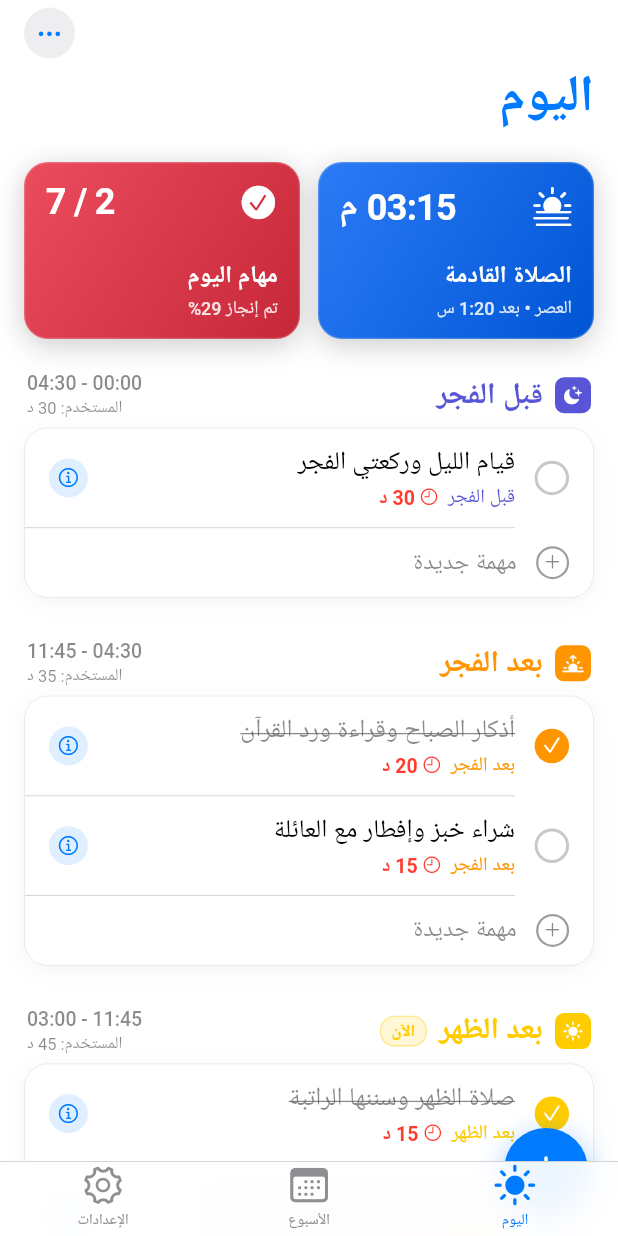
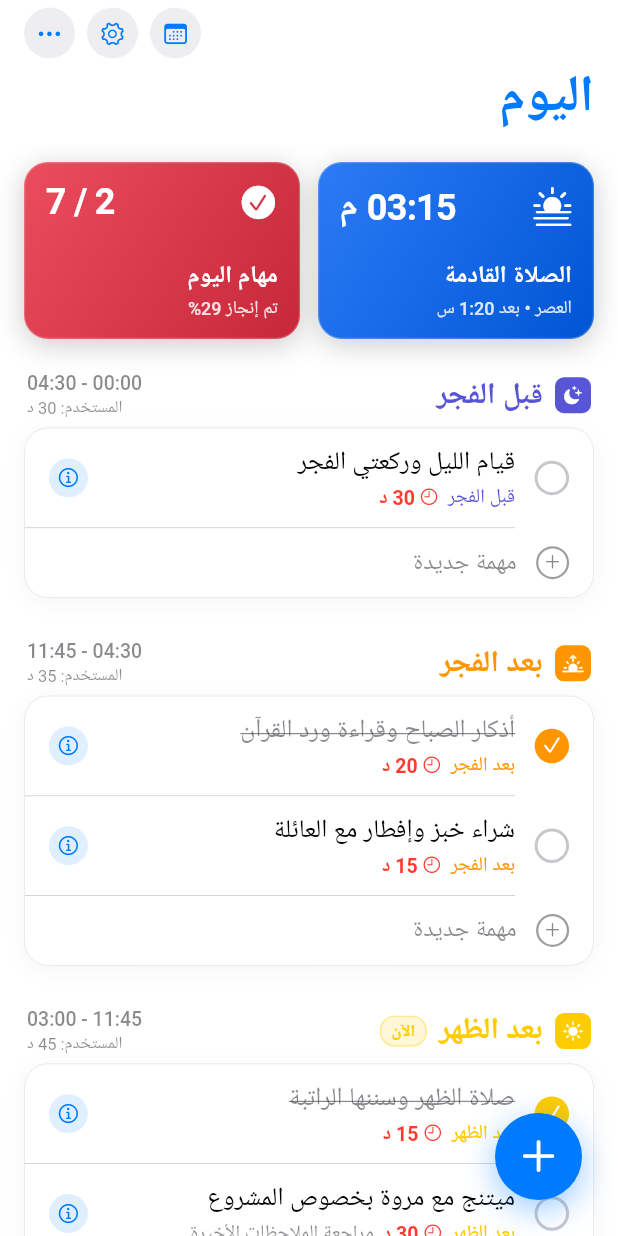
Before and after one commit to ajyahia/dayaround, a Flutter app: the screen it shows after launch, on a phone screen of 412 x 824 dp. Run offline on Flutter 3.47's test engine with Material 3 defaults, Android fonts, the phone set to English and light mode, and no system bars; our stand-ins replace flutter_riverpod, google_fonts, shared_preferences.

Commit message:
Remove obsolete bottom tab bar, place quick nav buttons in top bar, and free floating action button

```diff
--- a/lib/features/home/presentation/home_scaffold.dart
+++ b/lib/features/home/presentation/home_scaffold.dart
@@ -1,66 +1,12 @@
 import 'package:flutter/cupertino.dart';
-import 'package:jimy/features/settings/presentation/settings_screen.dart';
 import 'package:jimy/features/today/presentation/today_screen.dart';
-import 'package:jimy/features/week/presentation/week_screen.dart';
-import 'package:jimy/l10n/app_localizations.dart';
 
+/// Clean Apple Reminders root scaffold without obsolete bottom tab bar.
 class HomeScaffold extends StatelessWidget {
   const HomeScaffold({super.key});
 
   @override
   Widget build(BuildContext context) {
-    final l10n = AppLocalizations.of(context)!;
-    final tabBarBg = CupertinoColors.systemBackground.resolveFrom(context).withValues(alpha: 0.92);
-
-    return CupertinoTabScaffold(
-      tabBar: CupertinoTabBar(
-        backgroundColor: tabBarBg,
-        activeColor: CupertinoColors.systemBlue,
-        inactiveColor: CupertinoColors.systemGrey,
-        border: Border(
-          top: BorderSide(
-            color: CupertinoColors.separator.resolveFrom(context),
-            width: 0.5,
-          ),
-        ),
-        items: [
-          BottomNavigationBarItem(
-            icon: const Icon(CupertinoIcons.sun_max),
-            activeIcon: const Icon(CupertinoIcons.sun_max_fill),
-            label: l10n.todayTab,
-          ),
-          BottomNavigationBarItem(
-            icon: const Icon(CupertinoIcons.calendar),
-            activeIcon: const Icon(CupertinoIcons.calendar_today),
-            label: l10n.weekTab,
-          ),
-          BottomNavigationBarItem(
-            icon: const Icon(CupertinoIcons.gear),
-            activeIcon: const Icon(CupertinoIcons.gear_solid),
-            label: l10n.settingsTab,
-          ),
-        ],
-      ),
-      tabBuilder: (BuildContext context, int index) {
-        switch (index) {
-          case 0:
-            return CupertinoTabView(
-              builder: (context) => const TodayScreen(),
-            );
-          case 1:
-            return CupertinoTabView(
-              builder: (context) => const WeekScreen(),
-            );
-          case 2:
-            return CupertinoTabView(
-              builder: (context) => const SettingsScreen(),
-            );
-          default:
-            return CupertinoTabView(
-              builder: (context) => const TodayScreen(),
-            );
-        }
-      },
-    );
+    return const TodayScreen();
   }
 }
--- a/lib/features/today/presentation/today_screen.dart
+++ b/lib/features/today/presentation/today_screen.dart
@@ -5,6 +5,8 @@ import 'package:jimy/core/widgets/inline_task_editor.dart';
 import 'package:jimy/core/widgets/summary_card.dart';
 import 'package:jimy/core/widgets/task_details_sheet.dart';
 import 'package:jimy/core/widgets/task_row.dart';
+import 'package:jimy/features/settings/presentation/settings_screen.dart';
+import 'package:jimy/features/week/presentation/week_screen.dart';
 
 // TODO: Fake sample tasks for UI preview, will be replaced with Hive/Riverpod tasks
 class _SampleTask {
@@ -131,8 +133,28 @@ class _TodayScreenState extends State<TodayScreen> {
     showCupertinoModalPopup<void>(
       context: context,
       builder: (BuildContext context) => CupertinoActionSheet(
-        title: const Text('خيارات قائمة اليوم'),
+        title: const Text('خيارات'),
         actions: [
+          CupertinoActionSheetAction(
+            onPressed: () {
+              Navigator.pop(context);
+              Navigator.push(
+                context,
+                CupertinoPageRoute(builder: (_) => const WeekScreen()),
+              );
+            },
+            child: const Text('عرض الأسبوع'),
+          ),
+          CupertinoActionSheetAction(
+            onPressed: () {
+              Navigator.pop(context);
+              Navigator.push(
+                context,
+                CupertinoPageRoute(builder: (_) => const SettingsScreen()),
+              );
+            },
+            child: const Text('الإعدادات'),
+          ),
           CupertinoActionSheetAction(
             onPressed: () => Navigator.pop(context),
             child: const Text('إخفاء المهام المكتملة'),
@@ -171,8 +193,78 @@ class _TodayScreenState extends State<TodayScreen> {
                     fontWeight: FontWeight.bold,
                   ),
                 ),
-                trailing: GestureDetector(
+                trailing: Row(
+                  mainAxisSize: MainAxisSize.min,
+                  children: [
+                    // Week button
+                    Semantics(
+                      label: 'الأسبوع',
+                      button: true,
+                      child: GestureDetector(
+                        key: const Key('week_button'),
+                        onTap: () {
+                          Navigator.push(
+                            context,
+                            CupertinoPageRoute(builder: (_) => const WeekScreen()),
+                          );
+                        },
+                        behavior: HitTestBehavior.opaque,
+                        child: Container(
+                          width: 34,
+                          height: 34,
+                          decoration: BoxDecoration(
+                            shape: BoxShape.circle,
+                            color: circleBtnBg,
+                          ),
+                          child: const Center(
+                            child: Icon(
+                              CupertinoIcons.calendar,
+                              size: 18,
+                              color: Color(0xFF007AFF),
+                            ),
+                          ),
+                        ),
+                      ),
+                    ),
+                    const SizedBox(width: 8),
+
+                    // Settings button
+                    Semantics(
+                      label: 'الإعدادات',
+                      button: true,
+                      child: GestureDetector(
+                        key: const Key('settings_button'),
+                        onTap: () {
+                          Navigator.push(
+                            context,
+                            CupertinoPageRoute(builder: (_) => const SettingsScreen()),
+                          );
+                        },
+                        behavior: HitTestBehavior.opaque,
+                        child: Container(
+                          width: 34,
+                          height: 34,
+                          decoration: BoxDecoration(
+                            shape: BoxShape.circle,
+                            color: circleBtnBg,
+                          ),
+                          child: const Center(
+                            child: Icon(
+                              CupertinoIcons.gear,
+                              size: 18,
+                              color: Color(0xFF007AFF),
+                            ),
+                          ),
+                        ),
+                      ),
+                    ),
+                    const SizedBox(width: 8),
+
+                    // More Menu (...)
+                    GestureDetector(
+                      key: const Key('more_button'),
                       onTap: _showMoreMenu,
+                      behavior: HitTestBehavior.opaque,
                       child: Container(
                         width: 34,
                         height: 34,
@@ -188,6 +280,8 @@ class _TodayScreenState extends State<TodayScreen> {
                           ),
                         ),
                       ),
+                    ),
+                  ],
                 ),
               ),
 
@@ -330,35 +424,41 @@ class _TodayScreenState extends State<TodayScreen> {
                   ),
                 ),
               ),
+              // Bottom breathing space for floating action button
+              SliverToBoxAdapter(
+                child: SizedBox(
+                  height: MediaQuery.paddingOf(context).bottom + 90,
+                ),
+              ),
             ],
           ),
 
           // Authentic Apple Reminders Floating (+) Action Button (Image 1 & 4)
           PositionedDirectional(
-            bottom: 16,
-            start: 20, // In RTL, this is on the bottom-right; in LTR bottom-left
+            bottom: MediaQuery.paddingOf(context).bottom + 24,
+            start: 24, // Clean floating position on start corner
             child: GestureDetector(
               onTap: () {
                 _openDetailsSheet(defaultBlock: PrayerBlockType.afterDhuhr);
               },
               child: Container(
-                width: 56,
-                height: 56,
+                width: 58,
+                height: 58,
                 decoration: const BoxDecoration(
                   shape: BoxShape.circle,
                   color: Color(0xFF007AFF), // Vibrant Apple blue
                   boxShadow: [
                     BoxShadow(
                       color: Color(0x66007AFF),
-                      blurRadius: 16,
-                      offset: Offset(0, 5),
+                      blurRadius: 18,
+                      offset: Offset(0, 6),
                     ),
                   ],
                 ),
                 child: const Center(
                   child: Icon(
                     CupertinoIcons.plus,
-                    size: 28,
+                    size: 30,
                     color: CupertinoColors.white,
                   ),
                 ),
```
Also changed, not shown: 1 other file. Lines whose indentation alone changed are shown as unchanged.
